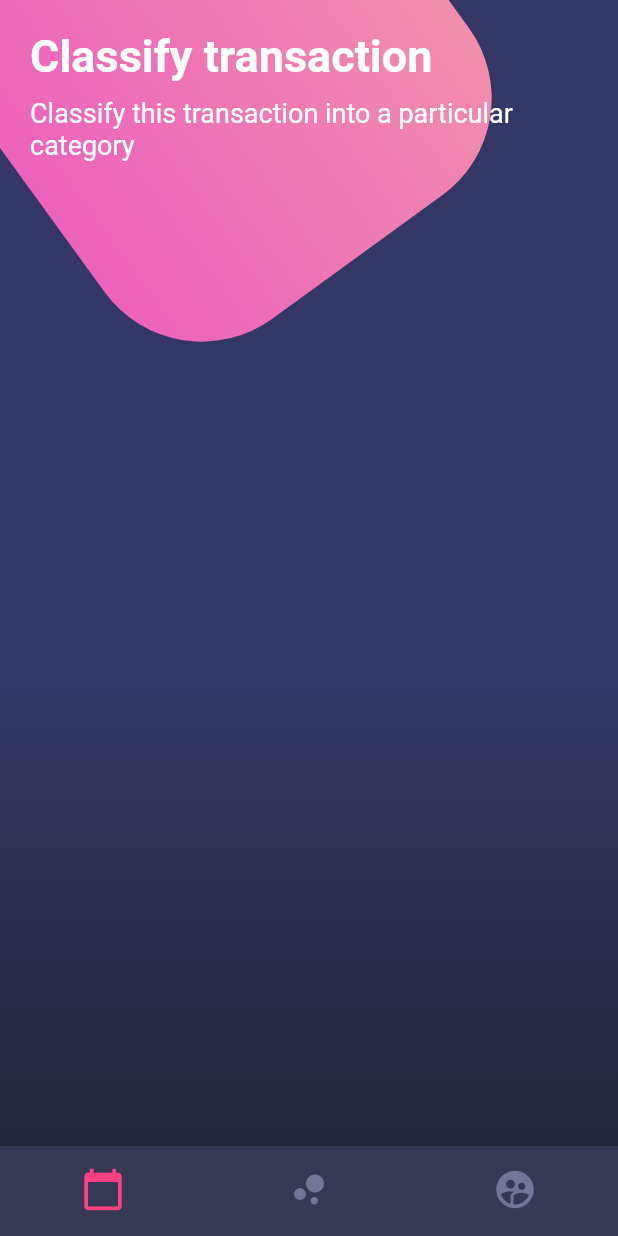
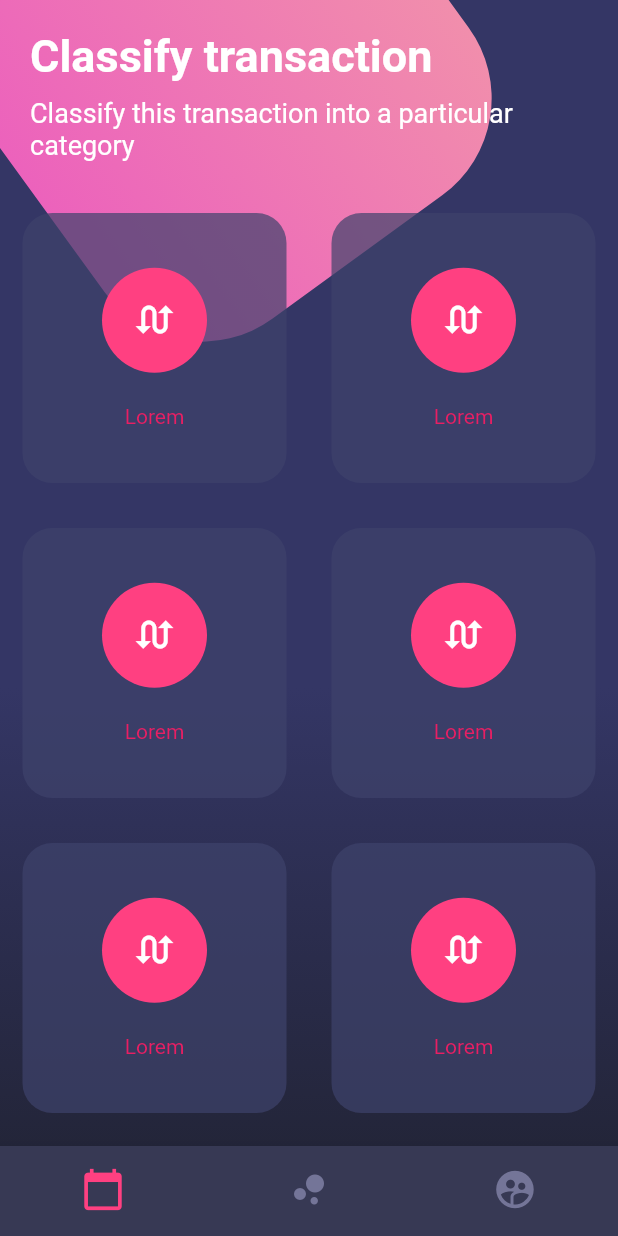
Before and after one commit to sigmasyd/flutter-disenios-app, a Flutter app: the screen it shows after launch, on a phone screen of 412 x 824 dp. Run offline on Flutter 3.47's test engine with Material 2 defaults, Android fonts, the phone set to English and light mode, and no system bars.

Commit message:
Se crean las cards. 	modificado:     lib/src/pages/botones_page.dart

```diff
--- a/lib/src/pages/botones_page.dart
+++ b/lib/src/pages/botones_page.dart
@@ -10,29 +10,12 @@ class BotonesPage extends StatelessWidget {
           _fondo(),
           SingleChildScrollView(
             child: Column(
-              children: [
-                _titulos(),
-              ],
+              children: [_titulos(), _botonesRedondeados()],
             ),
           )
         ],
       ),
-      bottomNavigationBar:
-      _bottonNavigationBar(context),
-
-      /*BottomNavigationBar(
-        fixedColor: Colors.pink,
-        items: <BottomNavigationBarItem>[
-          BottomNavigationBarItem(
-            icon: Icon(Icons.calendar_today),
-            label: '',
-          ),
-          BottomNavigationBarItem(
-              icon: Icon(Icons.pie_chart_outline_outlined), label: ''),
-          BottomNavigationBarItem(
-              icon: Icon(Icons.supervised_user_circle), label: ''),
-        ],
-      ),*/
+      bottomNavigationBar: _bottonNavigationBar(context),
     );
   }
 
@@ -77,12 +60,62 @@ class BotonesPage extends StatelessWidget {
           crossAxisAlignment: CrossAxisAlignment.start,
           children: [
             Text('Classify transaction',
-                style: TextStyle(color: Colors.white,fontSize: 30.0,fontWeight: FontWeight.bold)),
+                style: TextStyle(
+                    color: Colors.white,
+                    fontSize: 30.0,
+                    fontWeight: FontWeight.bold)),
             SizedBox(height: 10.0),
             Text('Classify this transaction into a particular category',
                 style: TextStyle(color: Colors.white, fontSize: 18.0)),
           ],
         ),
+      ),
+    );
+  }
+
+  Widget _botonesRedondeados() {
+    return Table(
+      children: [
+        TableRow(children: [
+          _crearBotonRedondeado(),
+          _crearBotonRedondeado(),
+        ]),
+        TableRow(children: [
+          _crearBotonRedondeado(),
+          _crearBotonRedondeado(),
+        ]),
+        TableRow(children: [
+          _crearBotonRedondeado(),
+          _crearBotonRedondeado(),
+        ]),
+        TableRow(children: [
+          _crearBotonRedondeado(),
+          _crearBotonRedondeado(),
+        ]),
+      ],
+    );
+  }
+
+  Widget _crearBotonRedondeado() {
+    return Container(
+      height: 180.0,
+      margin: EdgeInsets.all(15.0),
+      decoration: BoxDecoration(
+        color: Color.fromRGBO(62, 66, 107, 0.7),
+        borderRadius: BorderRadius.circular(20.0)
+      ),
+      child: Column(
+        mainAxisAlignment: MainAxisAlignment.spaceAround,
+        children: [
+          SizedBox(height: 5.0),
+          CircleAvatar(
+            backgroundColor: Colors.pinkAccent,
+            radius: 35.0,
+            child: Icon(Icons.swap_calls,color: Colors.white,size: 30.0)
+          ),
+          Text('Lorem',style: TextStyle(color: Colors.pink)),
+          SizedBox(height: 5.0)
+        ],
       ),
     );
   }
@@ -106,20 +139,18 @@ class BotonesPage extends StatelessWidget {
         showUnselectedLabels: false,
         items: [
           BottomNavigationBarItem(
-            icon: Icon(Icons.calendar_today,size: 30.0),
+              icon: Icon(Icons.calendar_today, size: 30.0),
               //title: Container()  // deprecado, se usa label
               label: '' // solo acepta String, no Text
               ),
           BottomNavigationBarItem(
-            icon: Icon(Icons.bubble_chart,size: 30.0),
+              icon: Icon(Icons.bubble_chart, size: 30.0),
               //title: Container()
-            label: ''
-          ),
+              label: ''),
           BottomNavigationBarItem(
-            icon: Icon(Icons.supervised_user_circle,size: 30.0),
+              icon: Icon(Icons.supervised_user_circle, size: 30.0),
               //title: Container()
-            label: ''
-          ),
+              label: ''),
         ],
       ),
     );
```
Lines whose indentation alone changed are shown as unchanged.
